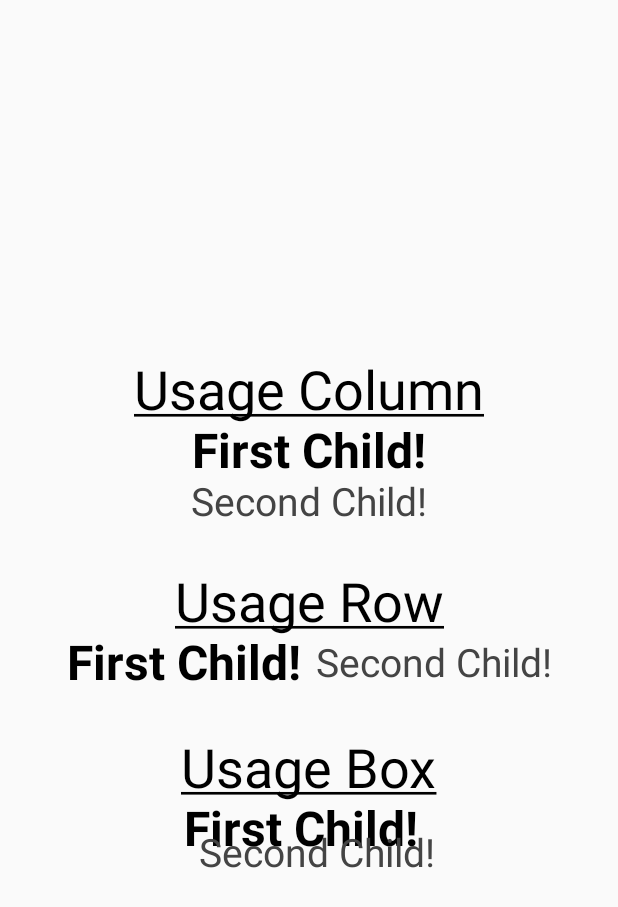
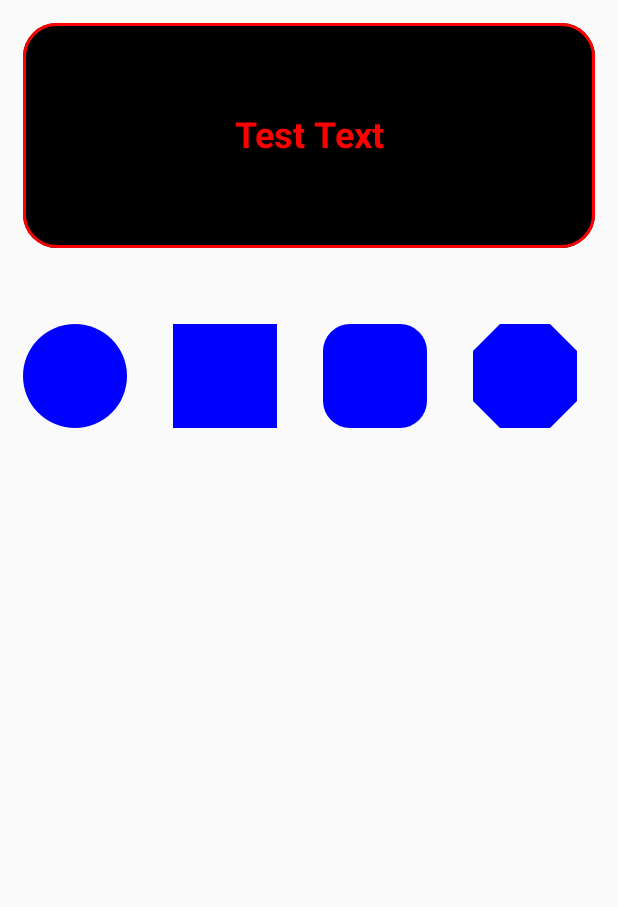
Before and after one commit to erhansennx/compose-practice, an Android app built with Jetpack Compose: the screen it shows after launch (MainActivity), on a phone screen of 412 x 824 dp. Shown: the top 907 px of the screen. Run offline under Robolectric (Android 15) with nearby library versions, the phone set to English and light mode, and no system bars.

Commit message:
Surface, Shape, Clickable were practiced.

```diff
--- a/app/src/main/java/com/app/composepractice/MainActivity.kt
+++ b/app/src/main/java/com/app/composepractice/MainActivity.kt
@@ -10,6 +10,7 @@ import androidx.compose.material3.Text
 import androidx.compose.runtime.Composable
 import androidx.compose.ui.Modifier
 import androidx.compose.ui.tooling.preview.Preview
+import com.app.composepractice.layouts.Elements
 import com.app.composepractice.layouts.Layouts
 import com.app.composepractice.ui.theme.ComposePracticeTheme
 
@@ -17,14 +18,14 @@ class MainActivity : ComponentActivity() {
     override fun onCreate(savedInstanceState: Bundle?) {
         super.onCreate(savedInstanceState)
         setContent {
-            Layouts()
+            Elements()
         }
     }
 }
 
 
-@Preview(showBackground = true)
+@Preview(showBackground = true, showSystemUi = true)
 @Composable
 fun GreetingPreview() {
-    Layouts()
+    Elements()
 }
--- /dev/null
+++ b/app/src/main/java/com/app/composepractice/layouts/Elements.kt
@@ -0,0 +1,121 @@
+package com.app.composepractice.layouts
+
+import android.util.Log
+import android.widget.Toast
+import androidx.compose.foundation.BorderStroke
+import androidx.compose.foundation.background
+import androidx.compose.foundation.layout.Arrangement
+import androidx.compose.foundation.layout.Box
+import androidx.compose.foundation.layout.Column
+import androidx.compose.foundation.layout.Row
+import androidx.compose.foundation.layout.Spacer
+import androidx.compose.foundation.layout.fillMaxSize
+import androidx.compose.foundation.layout.fillMaxWidth
+import androidx.compose.foundation.layout.height
+import androidx.compose.foundation.layout.padding
+import androidx.compose.foundation.layout.size
+import androidx.compose.foundation.layout.width
+import androidx.compose.foundation.shape.CircleShape
+import androidx.compose.foundation.shape.CutCornerShape
+import androidx.compose.foundation.shape.RoundedCornerShape
+import androidx.compose.material3.Surface
+import androidx.compose.material3.Text
+import androidx.compose.runtime.Composable
+import androidx.compose.ui.Alignment
+import androidx.compose.ui.Modifier
+import androidx.compose.ui.draw.clip
+import androidx.compose.ui.graphics.Color
+import androidx.compose.ui.graphics.RectangleShape
+import androidx.compose.ui.text.font.FontWeight
+import androidx.compose.ui.tooling.preview.Preview
+import androidx.compose.ui.unit.dp
+import androidx.compose.ui.unit.sp
+
+@Composable
+fun Elements() {
+    Column(modifier = Modifier.fillMaxSize()) {
+        SurfaceUsage()
+        Spacer(modifier = Modifier.padding(10.dp))
+        ShapeUsage()
+    }
+}
+
+
+@Composable
+fun SurfaceUsage() {
+    // Surface is a basic building block for displaying content
+    // and can be used to wrap other composable to provide
+    // a background color, elevation, padding, and other layout properties.
+    Surface(
+        modifier = Modifier
+            .padding(15.dp)
+            .fillMaxWidth()
+            .height(150.dp),
+        shape = RoundedCornerShape(15),
+        contentColor = Color.Red,
+        border = BorderStroke(2.dp, Color.Red),
+        onClick = {
+            Log.d("Click Listener", "Clicked surface.")
+        }
+    ) {
+        Column(
+            modifier = Modifier
+                .fillMaxSize()
+                .background(Color.Black),
+            verticalArrangement = Arrangement.Center,
+            horizontalAlignment = Alignment.CenterHorizontally
+        ) {
+            Text(text = "Test Text", fontSize = 24.sp, fontWeight = FontWeight.Bold)
+        }
+    }
+}
+
+@Composable
+fun ShapeUsage() {
+
+    // A Shape can be used to draw a Composable in specific shape.
+    // - RectangleShape, CircleShape, RoundedCornerShape, CutCornerShape
+
+    Row {
+        Box(modifier = Modifier
+            .size(100.dp)
+            .padding(15.dp)
+            .clip(CircleShape)
+            .background(Color.Blue)) {
+
+        }
+
+        Box(modifier = Modifier
+            .size(100.dp)
+            .padding(15.dp)
+            .clip(RectangleShape)
+            .background(Color.Blue)) {
+
+        }
+
+        Box(modifier = Modifier
+            .size(100.dp)
+            .padding(15.dp)
+            .clip(RoundedCornerShape(18.dp))
+            .background(Color.Blue)) {
+
+        }
+
+        Box(modifier = Modifier
+            .size(100.dp)
+            .padding(15.dp)
+            .clip(CutCornerShape(18.dp))
+            .background(Color.Blue)) {
+
+        }
+    }
+
+
+
+}
+
+@Composable
+@Preview(showBackground = true, showSystemUi = true)
+fun ElementsPreview() {
+    Elements()
+}
--- a/app/src/main/java/com/app/composepractice/layouts/Layouts.kt
+++ b/app/src/main/java/com/app/composepractice/layouts/Layouts.kt
@@ -27,21 +27,21 @@ fun Layouts() {
         verticalArrangement = Arrangement.Center
     ) {
         CustomTextUnderline("Usage Column")
-        UsageColumn()
+        ColumnUsage()
         Spacer(modifier = Modifier.padding(15.dp))
         // Spacer is a composable that can be used when you want to add an additional space between composables.
 
         CustomTextUnderline("Usage Row")
-        UsageRow()
+        RowUsage()
         Spacer(modifier = Modifier.padding(15.dp))
 
         CustomTextUnderline("Usage Box")
-        UsageBox()
+        BoxUsage()
     }
 }
 
 @Composable
-fun UsageColumn() {
+fun ColumnUsage() {
     // A Column will show each child below the previous children.
     // It’s similar to a LinearLayout with vertical orientation.
     Column(
@@ -66,7 +66,7 @@ fun UsageColumn() {
 }
 
 @Composable
-fun UsageRow() {
+fun RowUsage() {
     // A Row will show each child next to the previous children.
     // It’s similar to a LinearLayout with a horizontal orientation.
     Row(
@@ -91,7 +91,7 @@ fun UsageRow() {
 }
 
 @Composable
-fun UsageBox() {
+fun BoxUsage() {
     // The children of the Box layout will be stacked over each other.
     Box {
         Text(
@@ -119,7 +119,7 @@ fun CustomTextUnderline(textString: String) {
 }
 
 @Composable
-@Preview(showBackground = true)
+@Preview(showBackground = true, showSystemUi = true)
 fun LayoutsPreview() {
     Layouts()
 }
```
